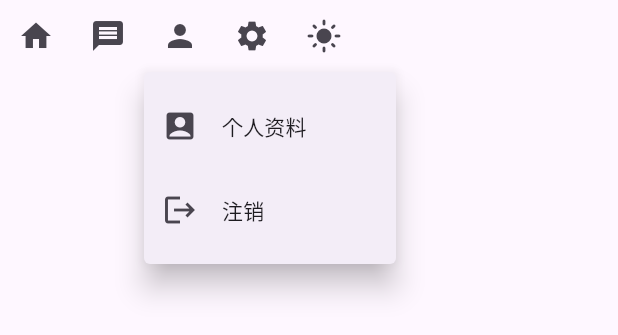
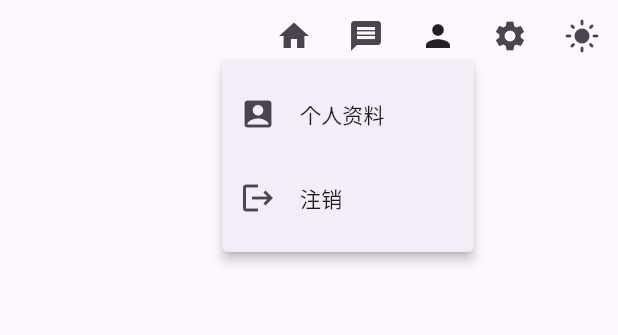
Before and after one commit to alook123/apevolo_flutter, a Flutter app: the ShellMenuButtonsView widget shown alone on an empty page, opened directly, after a tap on the "person" icon, on a phone screen of 412 x 824 dp. Shown: the top 335 px of the screen. Run offline on Flutter 3.47's test engine with Material 3 defaults, Android fonts, the light colour scheme and no system bars; our stand-ins replace dio, fluentui_system_icons, get, get_storage, retrofit; missing offline and left inert: darq, encrypt; accounts and stored records are empty; generated files the repository leaves out were written again; network calls fail.

Commit message:
修改菜单主要的按钮的弹出菜单，以及布局widget

```diff
--- a/src/apevolo_flutter/lib/app/modules/shell/views/shell_menu_buttons_view.dart
+++ b/src/apevolo_flutter/lib/app/modules/shell/views/shell_menu_buttons_view.dart
@@ -14,10 +14,13 @@ class ShellMenuButtonsView extends GetView {
   late final bool _visible;
   @override
   Widget build(BuildContext context) {
-    final GlobalKey personMenuKey = GlobalKey();
     return Visibility(
       visible: _visible,
-      child: Row(
+      child: ButtonBar(
+        alignment: MainAxisAlignment.end,
+        buttonPadding: const EdgeInsets.all(0),
+        // buttonTextTheme: ButtonTextTheme.primary,
+        overflowButtonSpacing: 0,
         children: [
           IconButton(
             onPressed: () => Get.toNamed(Routes.HOME), //todo:修改成嵌套切换
@@ -27,22 +30,53 @@ class ShellMenuButtonsView extends GetView {
             onPressed: () {},
             icon: const Icon(Icons.message),
           ),
-          IconButton(
-            key: personMenuKey,
-            onPressed: () {
-              final RenderBox box =
-                  personMenuKey.currentContext!.findRenderObject() as RenderBox;
-              Offset position = box.localToGlobal(Offset.zero);
-              Size size = box.size;
-              showMenu(
-                context: context,
-                position: RelativeRect.fromLTRB(
-                  position.dx,
-                  position.dy + size.height,
-                  position.dx + size.width,
-                  position.dy,
-                ),
-                items: [
+          // IconButton(
+          //   key: personMenuKey,
+          //   onPressed: () {
+          //     final RenderBox box =
+          //         personMenuKey.currentContext!.findRenderObject() as RenderBox;
+          //     Offset position = box.localToGlobal(Offset.zero);
+          //     Size size = box.size;
+          //     showMenu(
+          //       context: context,
+          //       position: RelativeRect.fromLTRB(
+          //         position.dx,
+          //         position.dy + size.height,
+          //         position.dx + size.width,
+          //         position.dy,
+          //       ),
+          //       items: [
+          //         PopupMenuItem(
+          //           child: ListTile(
+          //             leading: const Icon(Icons.account_box),
+          //             title: const Text('个人资料'),
+          //             onTap: () {},
+          //           ),
+          //         ),
+          //         PopupMenuItem(
+          //           child: ListTile(
+          //             leading: const Icon(Icons.logout),
+          //             title: const Text('注销'),
+          //             onTap: () {
+          //               controller.onLogout();
+          //             },
+          //           ),
+          //         ),
+          //       ],
+          //       elevation: 8.0,
+          //     );
+          //   },
+          //   icon: const Icon(Icons.person),
+          // ),
+          PopupMenuButton(
+            tooltip: '个人中心',
+            icon: const Icon(Icons.person),
+            onSelected: (value) {
+              // Handle the selected menu item
+              print('Selected: $value');
+            },
+            offset: const Offset(0, 40),
+            itemBuilder: (context) => [
               PopupMenuItem(
                 child: ListTile(
                   leading: const Icon(Icons.account_box),
@@ -60,10 +94,6 @@ class ShellMenuButtonsView extends GetView {
                 ),
               ),
             ],
-                elevation: 8.0,
-              );
-            },
-            icon: const Icon(Icons.person),
           ),
           IconButton(
             onPressed: () {},
```
Lines whose indentation alone changed are shown as unchanged.
